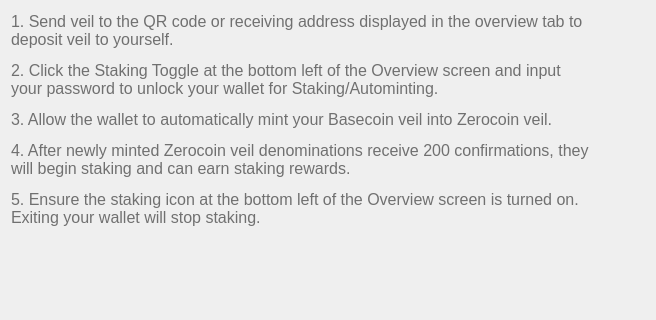
Veil-Project/veil, file src/qt/veil/forms/settingsfaq08.ui: the form before one commit; both pictures show x 0 to 656 and y 146 to 466 of the 656 by 575 pixel window.
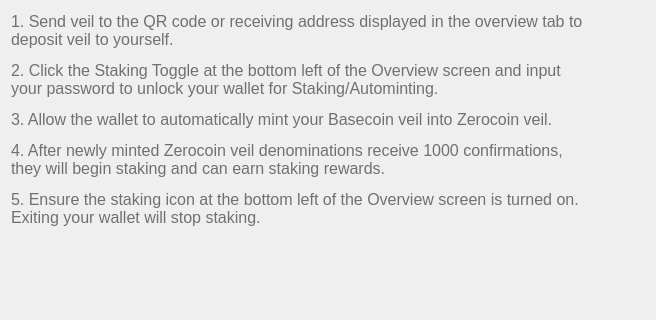
The form after the commit.

Commit message: updated confirm time

Diff of the .ui file:
```diff
--- a/src/qt/veil/forms/settingsfaq08.ui
+++ b/src/qt/veil/forms/settingsfaq08.ui
@@ -33,7 +33,7 @@
       <string notr="true">font-weight:200;</string>
      </property>
      <property name="text">
-      <string>&lt;html&gt;&lt;head/&gt;&lt;body&gt;&lt;p&gt;&lt;span style=&quot;font-weight:600; text-decoration: underline;&quot;&gt;How do I stake VEIL and earn staking rewards?&lt;/span&gt;&lt;/p&gt;&lt;p&gt;&lt;span&gt;&lt;br/&gt;Veil secures its network with an exclusively anonymous Zerocoin-based Proof-of-Stake system. Basecoin veil cannot stake. Only Zerocoin veil can stake.&lt;br/&gt;&lt;/span&gt;&lt;/p&gt;&lt;p&gt;&lt;span&gt;Follow these simple steps to begin staking veil:&lt;/span&gt;&lt;/p&gt;&lt;p&gt;&lt;span&gt;1. Send veil to the QR code or receiving address displayed in the overview tab to deposit veil to yourself.&lt;/span&gt;&lt;/p&gt;&lt;p&gt;&lt;span&gt;2. Click the Staking Toggle at the bottom left of the Overview screen and input your password to unlock your wallet for Staking/Autominting.&lt;/span&gt;&lt;/p&gt;&lt;p&gt;&lt;span&gt;3. Allow the wallet to automatically mint your Basecoin veil into Zerocoin veil.&lt;/span&gt;&lt;/p&gt;&lt;p&gt;&lt;span&gt;4. After newly minted Zerocoin veil denominations receive 200 confirmations, they will begin staking and can earn staking rewards.&lt;/span&gt;&lt;/p&gt;&lt;p&gt;&lt;span&gt;5. Ensure the staking icon at the bottom left of the Overview screen is turned on. Exiting your wallet will stop staking. &lt;/span&gt;&lt;/p&gt;&lt;/body&gt;&lt;/html&gt;</string>
+      <string>&lt;html&gt;&lt;head/&gt;&lt;body&gt;&lt;p&gt;&lt;span style=&quot; font-weight:600; text-decoration: underline;&quot;&gt;How do I stake VEIL and earn staking rewards?&lt;/span&gt;&lt;/p&gt;&lt;p&gt;&lt;br/&gt;Veil secures its network with an exclusively anonymous Zerocoin-based Proof-of-Stake system. Basecoin veil cannot stake. Only Zerocoin veil can stake.&lt;br/&gt;&lt;/p&gt;&lt;p&gt;Follow these simple steps to begin staking veil:&lt;/p&gt;&lt;p&gt;1. Send veil to the QR code or receiving address displayed in the overview tab to deposit veil to yourself.&lt;/p&gt;&lt;p&gt;2. Click the Staking Toggle at the bottom left of the Overview screen and input your password to unlock your wallet for Staking/Autominting.&lt;/p&gt;&lt;p&gt;3. Allow the wallet to automatically mint your Basecoin veil into Zerocoin veil.&lt;/p&gt;&lt;p&gt;4. After newly minted Zerocoin veil denominations receive 1000 confirmations, they will begin staking and can earn staking rewards.&lt;/p&gt;&lt;p&gt;5. Ensure the staking icon at the bottom left of the Overview screen is turned on. Exiting your wallet will stop staking. &lt;/p&gt;&lt;/body&gt;&lt;/html&gt;</string>
      </property>
      <property name="alignment">
       <set>Qt::AlignLeading|Qt::AlignLeft|Qt::AlignTop</set>
```
